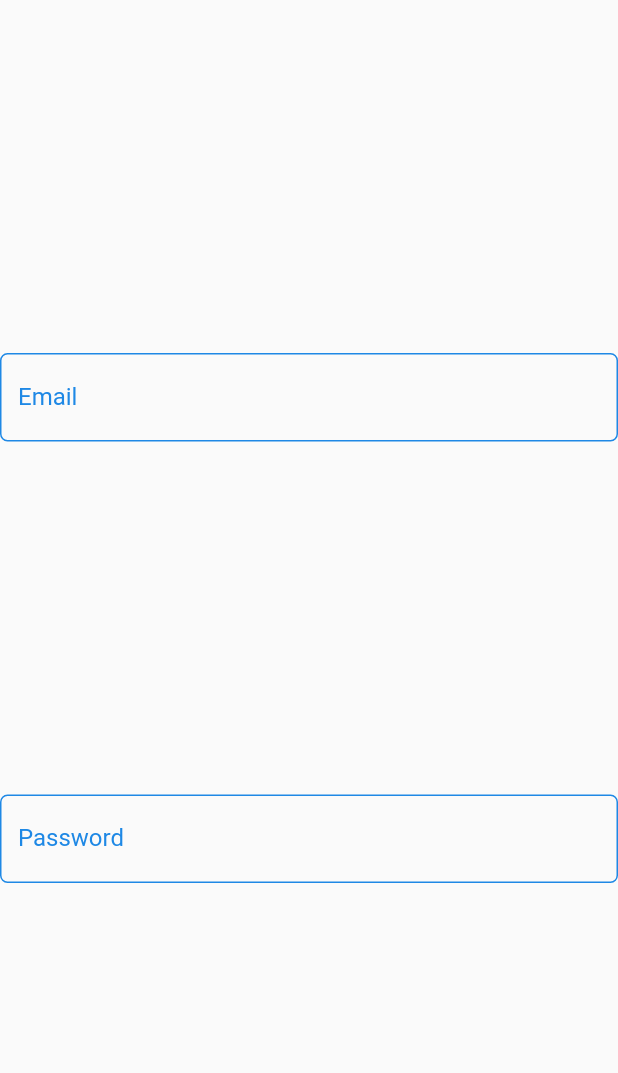
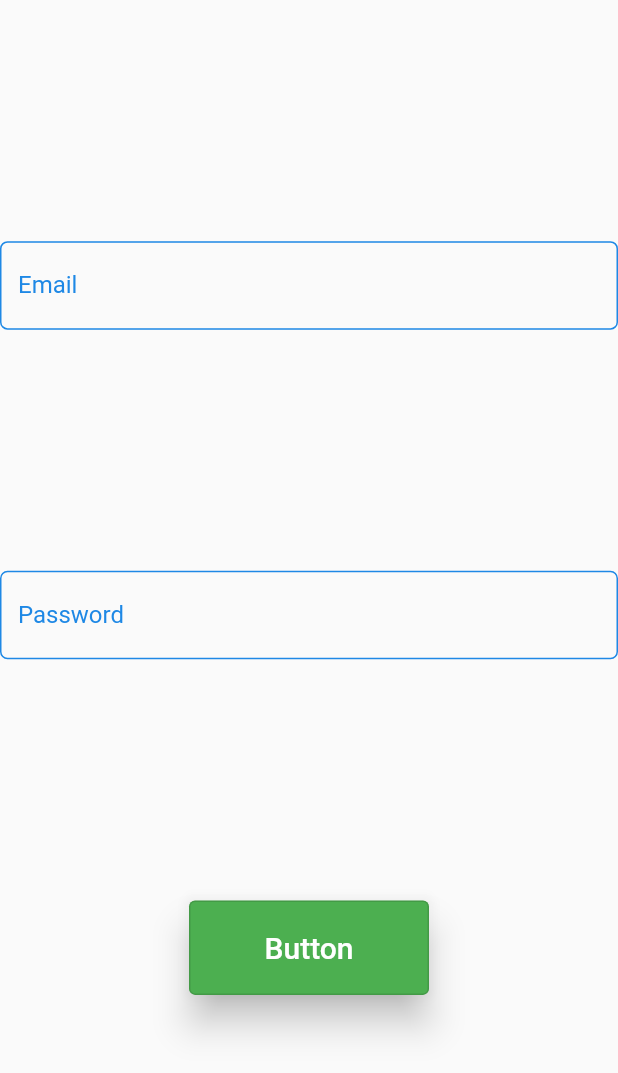
Before and after one commit to gauravdubey99/flutter_application_widgets, a Flutter app: the screen it shows after launch, on a phone screen of 412 x 824 dp. Shown: the top 1073 px of the screen. Run offline on Flutter 3.47's test engine with Material 2 defaults, Android fonts, the phone set to English and light mode, and no system bars.

Commit message:
new Button widget Sample added

```diff
--- a/lib/pages/login.dart
+++ b/lib/pages/login.dart
@@ -1,4 +1,5 @@
 import 'package:flutter/material.dart';
+import 'package:flutter_application_widgets/widgets/my_button.dart';
 import 'package:flutter_application_widgets/widgets/email.dart';
 import 'package:flutter_application_widgets/widgets/password.dart';
 
@@ -21,7 +22,8 @@ class _LoginPageState extends State<LoginPage> {
           ),
           PasswordInput(
             passwordCallback: (password) {},
-          )
+          ),
+          MyButton(myButtonClicked: () {})
         ],
       ),
     );
--- /dev/null
+++ b/lib/widgets/my_button.dart
@@ -0,0 +1,27 @@
+import 'package:flutter/material.dart';
+
+typedef MyButtonClicked = void Function();
+
+class MyButton extends StatelessWidget {
+  final MyButtonClicked myButtonClicked;
+  const MyButton({super.key, required this.myButtonClicked});
+
+  @override
+  Widget build(BuildContext context) {
+    return OutlinedButton(
+      style: ButtonStyle(
+          animationDuration: const Duration(seconds: 5),
+          backgroundColor: const MaterialStatePropertyAll(Colors.green),
+          elevation: MaterialStatePropertyAll(10.toDouble()),
+          minimumSize:
+              MaterialStatePropertyAll(Size(160.toDouble(), 60.toDouble())),
+          padding: MaterialStatePropertyAll(EdgeInsets.all(20.toDouble()))),
+      clipBehavior: Clip.hardEdge,
+      onPressed: () {
+        myButtonClicked();
+      },
+      child: Text("Button",
+          style: TextStyle(color: Colors.white, fontSize: 20.toDouble())),
+    );
+  }
+}
```
